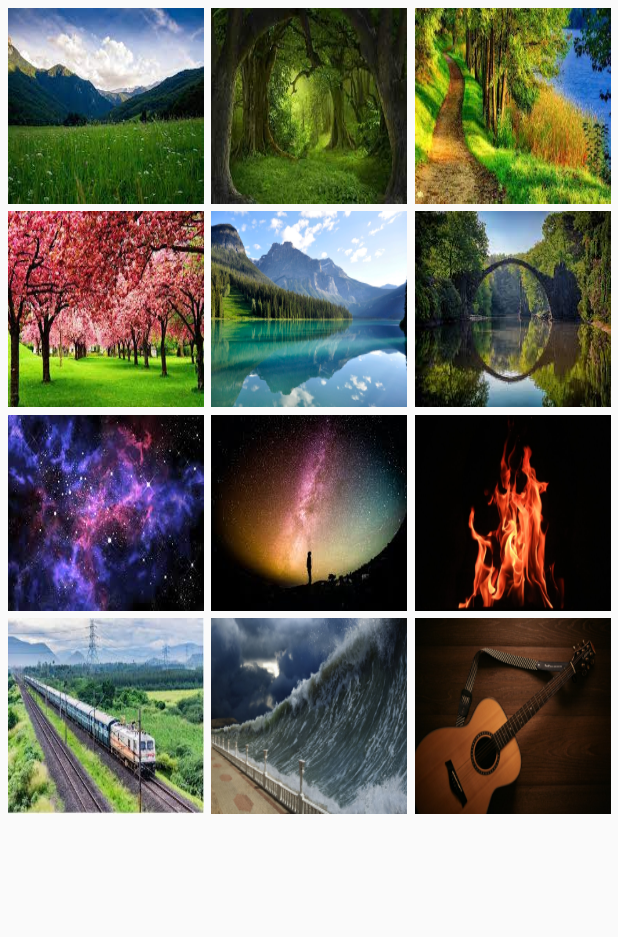
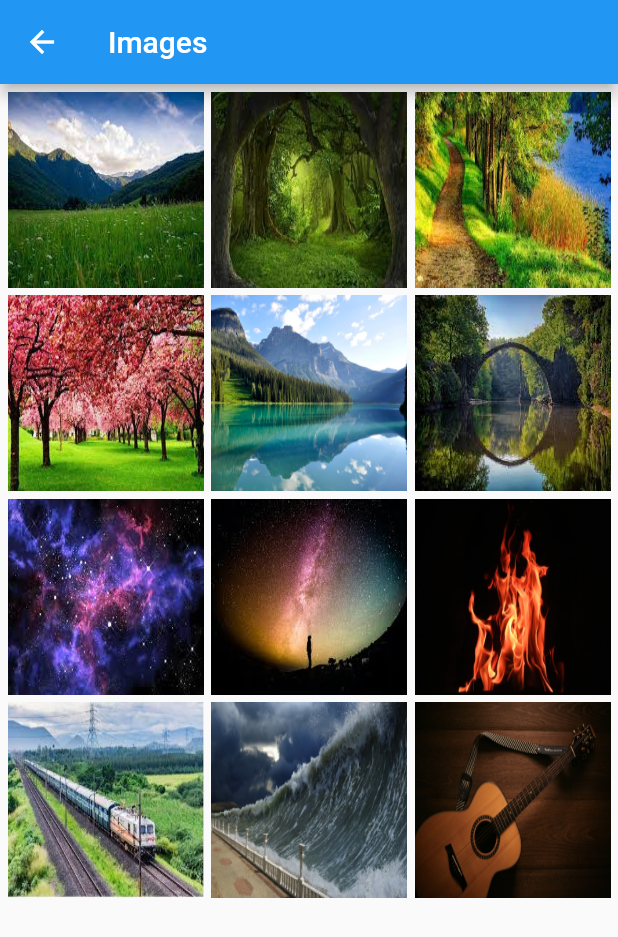
Before and after one commit to Aayush-404/galleryView, a Flutter app: the ImageView screen opened directly, on a phone screen of 412 x 824 dp. Shown: the top 937 px of the screen. Run offline on Flutter 3.47's test engine with Material 2 defaults, Android fonts, the phone set to English and light mode, and no system bars.

Commit message:
folder changes.

```diff
--- a/lib/screens/albums_op.dart
+++ b/lib/screens/albums_op.dart
@@ -21,7 +21,10 @@ class _AlbumsOpState extends State<AlbumsOp> {
           children: [
             GestureDetector(
               onTap: (){
-                ImageView();
+                Navigator.push(
+                  context,
+                  MaterialPageRoute(builder: (context) => ImageView()),
+                );
               },
               child: Card(
                 elevation: 8.0,
--- a/lib/screens/image_view.dart
+++ b/lib/screens/image_view.dart
@@ -10,7 +10,9 @@ class ImageView extends StatefulWidget {
 class _ImageViewState extends State<ImageView> {
   @override
   Widget build(BuildContext context) {
-    return GridView.extent(
+    return Scaffold(
+      appBar: AppBar(title: Text("Images"),),
+      body: GridView.extent(
         maxCrossAxisExtent: 150.0,
         mainAxisSpacing: 5.0,
         crossAxisSpacing: 5.0,
@@ -28,6 +30,7 @@ class _ImageViewState extends State<ImageView> {
         //     ),
         //   );
         // }),
+      ),
     );
   }
 }
```
Lines whose indentation alone changed are shown as unchanged.
